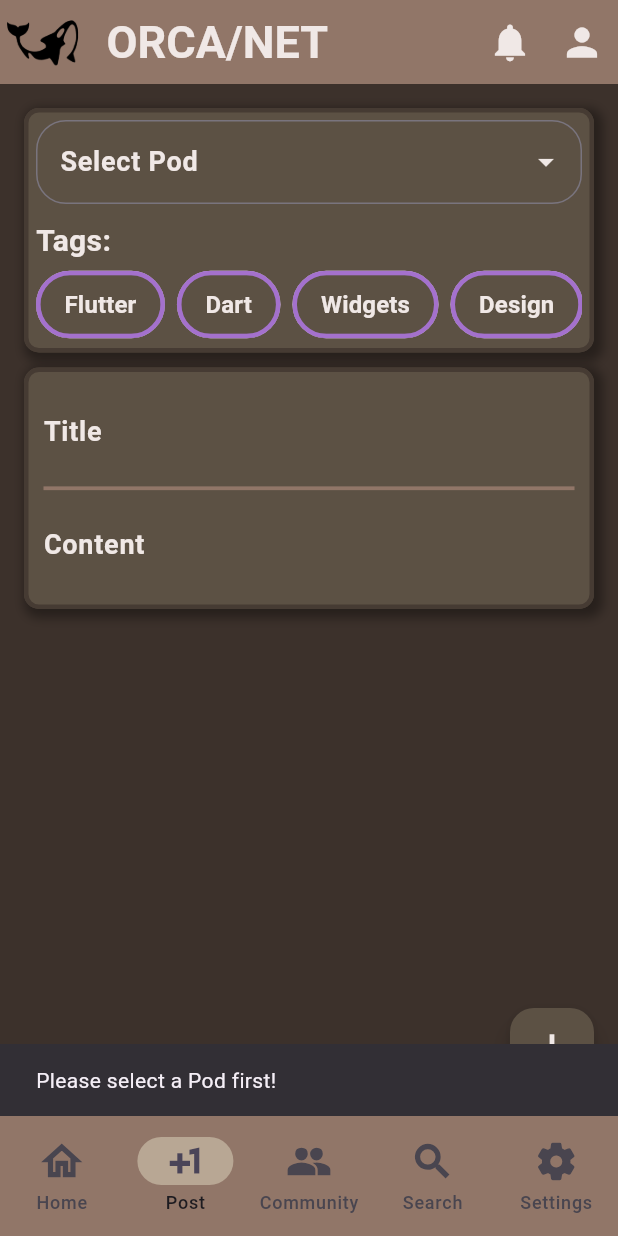
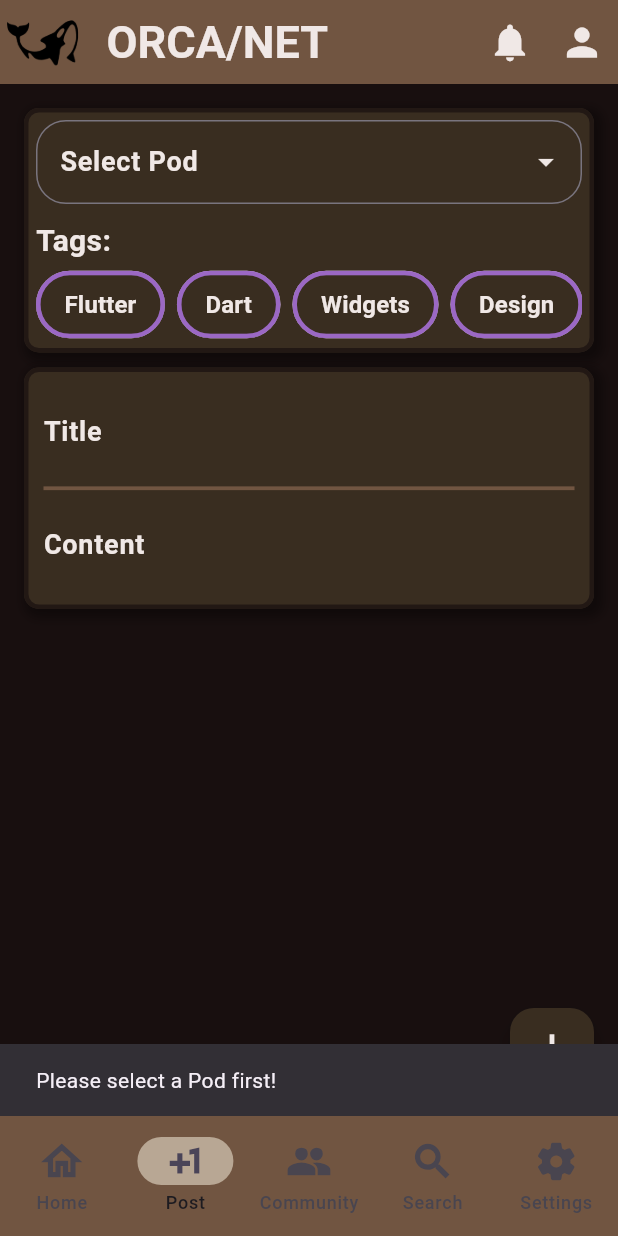
Before and after one commit to M-ismail83/Orcanet, a Flutter app: the MyHomePage screen opened directly, item 2 of the bottom bar chosen, after a tap on the "add" icon, on a phone screen of 412 x 824 dp. Run offline on Flutter 3.47's test engine with Material 3 defaults, Android fonts, the phone set to English and light mode, and no system bars; our stand-ins replace cloud_firestore, email_validator, firebase_auth, firebase_core, firebase_messaging, flutter_local_notifications and 4 more; missing offline and left inert: agora_rtc_engine, flutter_callkit_incoming, sodium, sodium_libs; accounts and stored records are empty; network calls fail; Roboto replaces fonts that are missing (Handjet).

Commit message:
Fixed some bugs

```diff
--- a/lib/pages/feedPage.dart
+++ b/lib/pages/feedPage.dart
@@ -5,6 +5,7 @@ import 'package:orcanet/index/pageIndex.dart';
 import 'package:orcanet/index/serviceIndex.dart';
 import 'package:orcanet/widgets/nameCard.dart';
 import 'package:orcanet/widgets/postCard.dart';
+import 'package:orcanet/widgets/tagContainer.dart';
 
 class feedPage extends StatefulWidget {
   const feedPage({super.key, required this.currentColors});
@@ -62,7 +63,7 @@ class _feedPageState extends State<feedPage> {
       for (var doc in snapshot.docs) {
         var data = doc.data() as Map<String, dynamic>;
         // Get the UID from the post
-        String uid = data['sednerUid'] ?? "";
+        String uid = data['senderUid'] ?? "";
 
         // Only fetch if we have a UID and we haven't fetched this user yet
         if (uid.isNotEmpty && !_nicknameCache.containsKey(uid)) {
@@ -117,7 +118,7 @@ class _feedPageState extends State<feedPage> {
 
           // 3. GENERATE TAGS ON THE FLY (Don't use global list)
           List<Container> currentPostTags = (data['tags'] as List<dynamic>?)
-                  ?.map((tag) => tagContainer(tag.toString()))
+                  ?.map((tag) => tagContainer(tag.toString(), widget.currentColors))
                   .toList() ??
               [];
 
@@ -129,9 +130,6 @@ class _feedPageState extends State<feedPage> {
             currentColorsPost: widget.currentColors,
             nameCard: nameCard(
                 context,
-                // Use nickname cache, fallback to 'Unknown'
-                _nicknameCache[data['sednerUid']] ?? "Unknown User",
-                "Member" // Or fetch their role if you have it
                 _nicknameCache[data['senderUid']] ?? "Unknown User",
                 "Member",
                 data['senderUid'] ?? "", widget.currentColors // Or fetch their role if you have it
--- a/lib/pages/loginPage.dart
+++ b/lib/pages/loginPage.dart
@@ -2,7 +2,7 @@ import 'package:firebase_auth/firebase_auth.dart';
 import 'package:firebase_messaging/firebase_messaging.dart';
 import 'package:flutter/material.dart';
 import 'package:orcanet/index/pageIndex.dart';
-import 'package:orcanet/services/serviceIndex.dart';
+import 'package:orcanet/index/serviceIndex.dart';
 
 class LoginScreen extends StatefulWidget {
   const LoginScreen({super.key, required this.currentColors});
--- a/lib/pages/makePostPage.dart
+++ b/lib/pages/makePostPage.dart
@@ -99,12 +99,12 @@ class _makePostPageState extends State<makePostPage> {
                     }
                   } catch (e) {
                     print('Error: $e');
-                    if (mounted) {
+                    if (context.mounted) {
                       ScaffoldMessenger.of(context).showSnackBar(
                           SnackBar(content: Text("Upload failed: $e")));
                     }
                   } finally {
-                    if (mounted) {
+                    if (context.mounted) {
                       setState(() {
                         isUploading = false;
                       });
--- a/lib/pages/message.dart
+++ b/lib/pages/message.dart
@@ -2,7 +2,7 @@ import 'package:cloud_firestore/cloud_firestore.dart';
 import 'package:firebase_auth/firebase_auth.dart';
 import 'package:flutter/material.dart';
 import 'package:orcanet/index/pageIndex.dart';
-import 'package:orcanet/services/serviceIndex.dart';
+import 'package:orcanet/index/serviceIndex.dart';
 import 'package:orcanet/encryption/message_decryptor.dart';
 
 class ChatScreen extends StatefulWidget {
--- a/lib/pages/searchPage.dart
+++ b/lib/pages/searchPage.dart
@@ -92,10 +92,10 @@ class _searchPageState extends State<searchPage> {
                                 color: widget.currentColors['hintText'],
                                 fontWeight: FontWeight.w500
                               ),
-                            ),
+                            ),),
                             Divider(
-                              thickness:2,
-                              color: widget.currentColors["bar"],
+                              thickness: 2,
+                              color: widget.currentColors['bar']!.withAlpha(150),
                             ),
                             SizedBox(height: 4),
                             SingleChildScrollView(
--- a/lib/services/utilityClass.dart
+++ b/lib/services/utilityClass.dart
@@ -4,7 +4,7 @@ import 'package:flutter/material.dart';
 import 'dart:convert';
 import 'package:crypto/crypto.dart';
 import 'package:orcanet/index/pageIndex.dart';
-import 'package:orcanet/services/serviceIndex.dart';
+import 'package:orcanet/index/serviceIndex.dart';
 
 class Utilityclass {
   static Map<String, Color> ligthModeColor = <String, Color>{
@@ -31,10 +31,10 @@ class Utilityclass {
 
   static Map<String, Color> darkModeColor = {
   'title':     Color.fromRGBO(0, 0, 0, 1.0),
-  'bg':        Color.fromRGBO(60, 49, 43, 1.0),
-  'container': Color.fromRGBO(92, 81, 68, 1.0),
+  'bg':        Color.fromRGBO(24, 15, 15, 1.0),
+  'container': Color.fromRGBO(57, 45, 32, 1.0),
   'contaionerBorder': Color.fromRGBO(145, 118, 104, 0.7),
-  'bar':       Color.fromRGBO(145, 118, 104, 1.0),
+  'bar':       Color.fromRGBO(113, 85, 65, 1.0),
   'selected':  Color.fromRGBO(184, 167, 148, 1.0),
   'text':      Color.fromRGBO(240, 232, 230, 1.0),
   'hintText':  Color.fromRGBO(240, 232, 230, 0.5),
--- a/lib/widgets/nameCard.dart
+++ b/lib/widgets/nameCard.dart
@@ -57,7 +57,7 @@ Container nameCard(BuildContext context, String name, String tag, String uid, Ma
             decoration: ShapeDecoration(
                 color: currentColors['acc2'],
                 shape: CircleBorder(
-                    side: BorderSide(color: currentColors['acc2']!))),
+                    side: BorderSide(color: currentColors['acc2border']!, width: 2))),
             child: IconButton(
               onPressed: () {
                 showModalBottomSheet(
@@ -79,7 +79,7 @@ Container nameCard(BuildContext context, String name, String tag, String uid, Ma
             decoration: ShapeDecoration(
                 color: currentColors['acc2'],
                 shape: CircleBorder(
-                    side: BorderSide(color: currentColors['acc2']!))),
+                    side: BorderSide(color: currentColors['acc2border']!, width: 2))),
             child: IconButton(
               onPressed: () {},
               icon: Icon(Icons.group),
--- a/lib/widgets/tagContainer.dart
+++ b/lib/widgets/tagContainer.dart
@@ -7,10 +7,10 @@ Container tagContainer(String tagName, Map<String, Color> currentColors) {
       width: 65,
       decoration: BoxDecoration(
           color: currentColors['acc1'],
-          border: Border.all(color: currentColors['acc1']!),
+          border: Border.all(color: currentColors['acc1border']!, width: 2),
           borderRadius: BorderRadius.circular(10)),
       child: Text(
-        "Hello",
+        tagName,
         style: TextStyle(color: currentColors['text']),
       ),
     );
```
Also changed, not shown: 2 other files.
